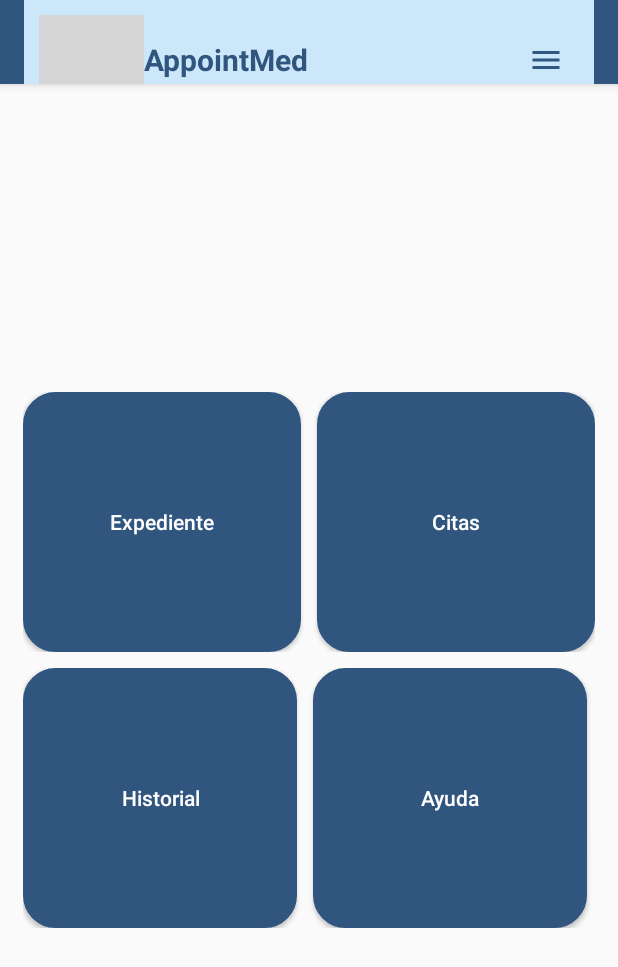
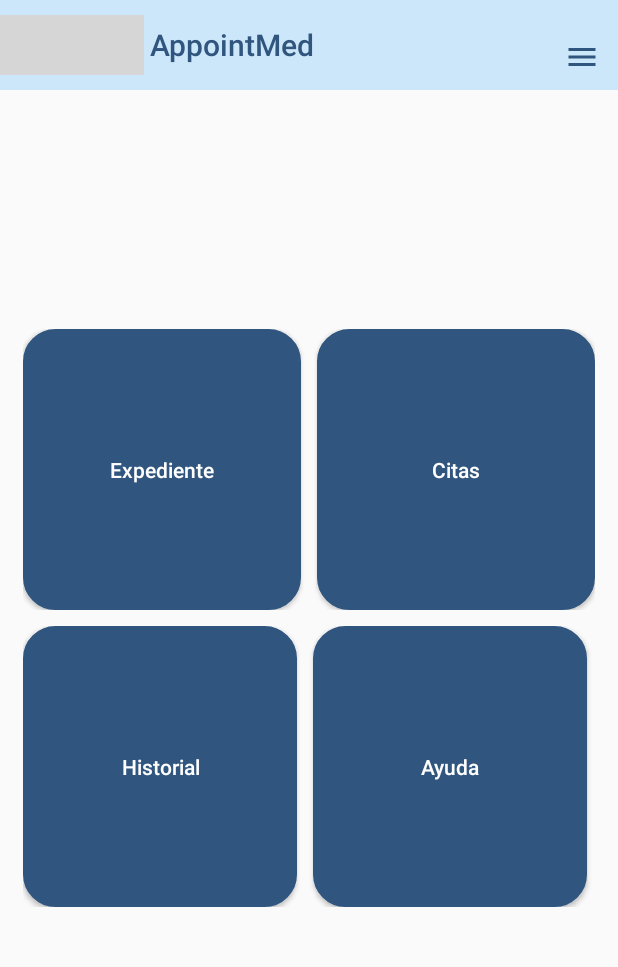
Before and after one commit to Nano4697/AppointMed, an Android app: the screen it shows after launch (MainActivity), on a phone screen of 412 x 824 dp. Shown: the top 967 px of the screen. Run offline under Robolectric (Android 15) with nearby library versions, the phone set to English and light mode, and no system bars; grey boxes are pictures that could not be loaded.

Commit message:
Action bar correction

```diff
--- a/app/build.gradle
+++ b/app/build.gradle
@@ -25,4 +25,5 @@ dependencies {
     testImplementation 'junit:junit:4.12'
     androidTestImplementation 'com.android.support.test:runner:1.0.2'
     androidTestImplementation 'com.android.support.test.espresso:espresso-core:3.0.2'
+    implementation 'com.android.support:appcompat-v7:27.1.1'
 }
--- a/app/src/main/AndroidManifest.xml
+++ b/app/src/main/AndroidManifest.xml
@@ -8,7 +8,7 @@
         android:label="@string/app_name"
         android:roundIcon="@mipmap/ic_launcher_round"
         android:supportsRtl="true"
-        android:theme="@style/AppTheme">
+        android:theme="@style/AppointMed">
         <activity android:name=".MainActivity">
             <intent-filter>
                 <action android:name="android.intent.action.MAIN" />
--- a/app/src/main/java/com/example/appointmed/MainActivity.java
+++ b/app/src/main/java/com/example/appointmed/MainActivity.java
@@ -1,23 +1,37 @@
 package com.example.appointmed;
 
 import android.os.Bundle;
-import android.support.v7.app.ActionBar;
 import android.support.v7.app.AppCompatActivity;
-import android.view.View;
-import android.widget.TextView;
+import android.support.v7.widget.Toolbar;
+import android.view.Menu;
 
 public class MainActivity extends AppCompatActivity {
 
     @Override
-    protected void onCreate(Bundle savedInstanceState) {
+    protected void onCreate(Bundle savedInstanceState)
+    {
         super.onCreate(savedInstanceState);
         setContentView(R.layout.activity_main);
-        this.getSupportActionBar().setDisplayOptions(ActionBar.DISPLAY_SHOW_CUSTOM);
-        getSupportActionBar().setDisplayShowCustomEnabled(true);
-        getSupportActionBar().setCustomView(R.layout.custom_actionbar);
-        //getSupportActionBar().setElevation(0);
-        View view = getSupportActionBar().getCustomView();
-        TextView name = view.findViewById(R.id.name);
 
+        // Find the toolbar view inside the activity layout
+        Toolbar toolbar = (Toolbar) findViewById(R.id.toolbar);
+        // Sets the Toolbar to act as the ActionBar for this Activity window.
+        // Make sure the toolbar exists in the activity and is not null
+        setSupportActionBar(toolbar);
+
+
+        // Display icon in the toolbar
+        getSupportActionBar().setDisplayShowHomeEnabled(true);
+        getSupportActionBar().setLogo(R.drawable.logo);
+        getSupportActionBar().setDisplayUseLogoEnabled(true);
+    }
+
+    // Menu icons are inflated just as they were with actionbar
+    @Override
+    public boolean onCreateOptionsMenu(Menu menu)
+    {
+        // Inflate the menu; this adds items to the action bar if it is present.
+        getMenuInflater().inflate(R.menu.toolbar_menu, menu);
+        return true;
     }
 }
--- a/app/src/main/res/drawable-anydpi/options.xml
+++ b/app/src/main/res/drawable-anydpi/options.xml
@@ -3,7 +3,7 @@
     android:height="24dp"
     android:viewportWidth="24"
     android:viewportHeight="24"
-    android:tint="#FFFFFF">
+    android:tint="@color/colorPrimary">
     <path
         android:fillColor="#FF000000"
         android:pathData="M3,18h18v-2L3,16v2zM3,13h18v-2L3,11v2zM3,6v2h18L21,6L3,6z"/>
--- a/app/src/main/res/layout/activity_main.xml
+++ b/app/src/main/res/layout/activity_main.xml
@@ -3,7 +3,14 @@
     xmlns:tools="http://schemas.android.com/tools"
     android:layout_width="match_parent"
     android:layout_height="match_parent"
-    tools:context=".MainActivity">
+    tools:context=".MainActivity"
+    android:fitsSystemWindows="true">
+
+
+    <include
+        layout="@layout/custom_toolbar"
+        android:layout_width="match_parent"
+        android:layout_height="60dp"/>
 
     <TableLayout
         android:layout_marginStart="15sp"
--- /dev/null
+++ b/app/src/main/res/layout/custom_toolbar.xml
@@ -0,0 +1,18 @@
+<?xml version="1.0" encoding="utf-8"?>
+
+
+<android.support.v7.widget.Toolbar
+    android:id="@+id/toolbar"
+    app:contentInsetLeft="0dp"
+    app:contentInsetStart="0dp"
+    android:minHeight="?attr/actionBarSize"
+    android:layout_width="match_parent"
+    android:layout_height="wrap_content"
+    android:paddingTop="10dp"
+    android:paddingBottom="10dp"
+    app:titleTextColor="@color/colorPrimary"
+    android:background="@color/colorAccent"
+    app:titleTextAppearance="@style/Toolbar.TitleText"
+    xmlns:android="http://schemas.android.com/apk/res/android"
+    xmlns:app="http://schemas.android.com/apk/res-auto">
+</android.support.v7.widget.Toolbar>
--- /dev/null
+++ b/app/src/main/res/menu/toolbar_menu.xml
@@ -0,0 +1,10 @@
+<?xml version="1.0" encoding="utf-8"?>
+<menu xmlns:android="http://schemas.android.com/apk/res/android"
+    xmlns:app="http://schemas.android.com/apk/res-auto">
+    <item
+        android:id="@+id/toolbarOption"
+        android:icon="@drawable/options"
+        app:showAsAction="ifRoom|withText"
+        android:title="@string/option">
+    </item>
+</menu>
--- a/app/src/main/res/values/strings.xml
+++ b/app/src/main/res/values/strings.xml
@@ -4,4 +4,5 @@
     <string name="citas">Citas</string>
     <string name="historial">Historial</string>
     <string name="ayuda">Ayuda</string>
+    <string name="option">Opciones</string>
 </resources>
--- a/app/src/main/res/values/styles.xml
+++ b/app/src/main/res/values/styles.xml
@@ -1,11 +1,10 @@
 <resources>
 
     <!-- Base application theme. -->
-    <style name="AppTheme" parent="Theme.AppCompat.Light.DarkActionBar">
-        <!-- Customize your theme here. -->
-        <item name="colorPrimary">@color/colorPrimary</item>
-        <item name="colorPrimaryDark">@color/colorPrimaryDark</item>
-        <item name="colorAccent">@color/colorAccent</item>
+    <style name="AppointMed" parent="Theme.AppCompat.Light.NoActionBar"/>
+
+    <style name="Toolbar.TitleText" parent="TextAppearance.Widget.AppCompat.Toolbar.Title">
+        <item name="android:textSize">20sp</item>
     </style>
 
 </resources>
```
Also changed, not shown: app/src/main/res/layout/activity_login.xml (added, +59 -0 lines), app/src/main/res/layout/activity_registrarse.xml (added, +89 -0 lines).
